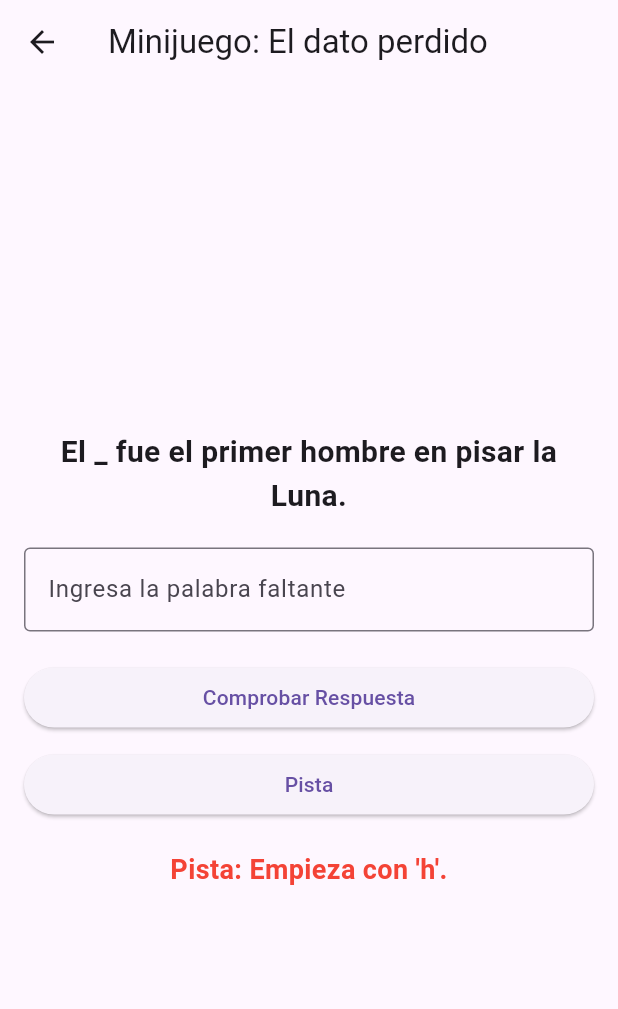
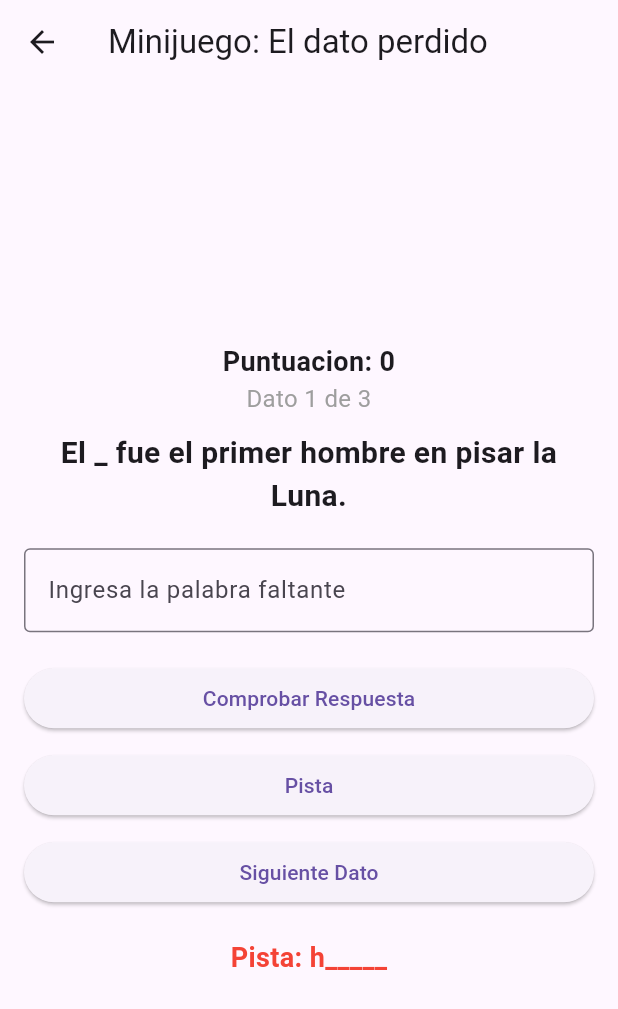
Before and after one commit to mgomval2/aplicacion, a Flutter app: the PantallaMinijuego screen opened directly, after a tap on "Comprobar Respuesta", after a tap on "Pista", on a phone screen of 412 x 824 dp. Shown: the top 1009 px of the screen. Run offline on Flutter 3.47's test engine with Material 3 defaults, Android fonts, the phone set to English and light mode, and no system bars.

Commit message:
Incluido json de datos incompleta la implenetacion

```diff
--- /dev/null
+++ b/assets/datos_curiosos.json
@@ -0,0 +1,32 @@
+[
+  {"dato": "El _ contiene cerca del 97% del agua de la Tierra.", "respuesta": "océano"},
+  {"dato": "Las _ pueden reconocer rostros humanos.", "respuesta": "abejas"},
+  {"dato": "El _ crece unos 4 milímetros al año debido al movimiento de las placas tectónicas.", "respuesta": "Monte Everest"},
+  {"dato": "Júpiter es el planeta más grande del _ solar.", "respuesta": "sistema"},
+  {"dato": "Leonardo da Vinci fue el autor de 'La última _'.", "respuesta": "cena"},
+  {"dato": "Tokio es la _ de Japón.", "respuesta": "capital"},
+  {"dato": "El _ es el animal terrestre más rápido.", "respuesta": "guepardo"},
+  {"dato": "La _ es conocida como la 'Dama de Hierro'.", "respuesta": "Torre Eiffel"},
+  {"dato": "Sudáfrica es el _ con más idiomas oficiales.", "respuesta": "país"},
+  {"dato": "La _ es el órgano más grande del cuerpo humano.", "respuesta": "piel"},
+  {"dato": "El _ es el metal más ligero del mundo.", "respuesta": "litio"},
+  {"dato": "La _ es la única letra que no aparece en los nombres de los estados de EE.UU.", "respuesta": "q"},
+  {"dato": "Einstein es conocido como el _ de la física moderna.", "respuesta": "padre"},
+  {"dato": "El _ es el idioma más hablado en el mundo.", "respuesta": "chino"},
+  {"dato": "El _ fue el primer satélite enviado al espacio.", "respuesta": "Sputnik"},
+  {"dato": "China tiene la _ muralla más grande del mundo.", "respuesta": "Gran"},
+  {"dato": "El _ es el continente más frío de la Tierra.", "respuesta": "Antártico"},
+  {"dato": "El _ es el inventor de la bombilla eléctrica.", "respuesta": "Edison"},
+  {"dato": "La _ es la capital de Francia.", "respuesta": "París"},
+  {"dato": "La Gran Barrera de Coral está en _.", "respuesta": "Australia"},
+  {"dato": "La _ es la estrella más cercana a la Tierra.", "respuesta": "Sol"},
+  {"dato": "El _ es el río más largo del mundo.", "respuesta": "Nilo"},
+  {"dato": "La _ es el ave que no puede volar y vive en la Antártida.", "respuesta": "pingüino"},
+  {"dato": "La primera _ fue fundada en 1776 en los Estados Unidos.", "respuesta": "universidad"},
+  {"dato": "La luz tarda 8 minutos en llegar del _ a la Tierra.", "respuesta": "Sol"},
+  {"dato": "El _ fue el primer hombre en pisar la Luna.", "respuesta": "Neil Armstrong"},
+  {"dato": "La _ es el nombre del satélite natural de la Tierra.", "respuesta": "Luna"},
+  {"dato": "El cuerpo humano tiene 206 _.", "respuesta": "huesos"},
+  {"dato": "El _ es el deporte más popular del mundo.", "respuesta": "fútbol"},
+  {"dato": "La _ es el lugar más profundo del océano.", "respuesta": "Fosa de las Marianas"}
+]
--- a/lib/screens/minijuego.dart
+++ b/lib/screens/minijuego.dart
@@ -9,14 +9,22 @@ class PantallaMinijuego extends StatefulWidget {
 
 class _PantallaMinijuegoState extends State<PantallaMinijuego> {
   final TextEditingController _controller = TextEditingController();
-  final String _datoCurioso = "El _ fue el primer hombre en pisar la Luna.";
-  final String _respuestaCorrecta = "hombre";
 
+  final List<Map<String, String>> _datosCuriosos = [
+    {"dato": "El _ fue el primer hombre en pisar la Luna.", "respuesta": "hombre"},
+    {"dato": "La capital de Francia es _.", "respuesta": "paris"},
+    {"dato": "El Sol es una _ gigante.", "respuesta": "estrella"},
+  ];
+
+  int _indiceActual = 0;
+  int _puntuacion = 0;
   String _retroalimentacion = "";
 
   void _verificarRespuesta() {
-    if (_controller.text.toLowerCase() == _respuestaCorrecta.toLowerCase()) {
+    String respuestaCorrecta = _datosCuriosos[_indiceActual]['respuesta']!;
+    if (_controller.text.toLowerCase() == respuestaCorrecta.toLowerCase()) {
       setState(() {
+        _puntuacion++;
         _retroalimentacion = "¡Correcto! 🎉";
       });
     } else {
@@ -27,8 +35,23 @@ class _PantallaMinijuegoState extends State<PantallaMinijuego> {
   }
 
   void _mostrarPista() {
+    String respuesta = _datosCuriosos[_indiceActual]['respuesta']!;
     setState(() {
-      _retroalimentacion = "Pista: Empieza con 'h'.";
+      _retroalimentacion = "Pista: ${respuesta[0]}${'_' * (respuesta.length - 1)}";
+    });
+  }
+
+  void _cambiarDato() {
+    if (_indiceActual + 1 == _datosCuriosos.length) {
+      setState(() {
+        _retroalimentacion = "¡Juego terminado! 🎉 Puntuación: $_puntuacion";
+      });
+      return;
+    }
+    setState(() {
+      _indiceActual++;
+      _retroalimentacion = "";
+      _controller.clear();
     });
   }
 
@@ -45,7 +68,18 @@ class _PantallaMinijuegoState extends State<PantallaMinijuego> {
           crossAxisAlignment: CrossAxisAlignment.stretch,
           children: [
             Text(
-              _datoCurioso,
+              "Puntuacion: $_puntuacion",
+              style: const TextStyle(fontSize: 18, fontWeight: FontWeight.bold),
+              textAlign: TextAlign.center,
+            ),
+            Text(
+              "Dato ${_indiceActual + 1} de ${_datosCuriosos.length}",
+              style: const TextStyle(fontSize: 16, color: Colors.grey),
+              textAlign: TextAlign.center,
+            ),
+            const SizedBox(height: 10),
+            Text(
+              _datosCuriosos[_indiceActual]['dato']!,
               style: const TextStyle(fontSize: 20, fontWeight: FontWeight.bold),
               textAlign: TextAlign.center,
             ),
@@ -67,15 +101,18 @@ class _PantallaMinijuegoState extends State<PantallaMinijuego> {
               onPressed: _mostrarPista,
               child: const Text('Pista'),
             ),
+            const SizedBox(height: 10),
+            ElevatedButton(
+              onPressed: _cambiarDato,
+              child: const Text('Siguiente Dato'),
+            ),
             const SizedBox(height: 20),
             Text(
               _retroalimentacion,
               style: TextStyle(
                 fontSize: 18,
                 fontWeight: FontWeight.bold,
-                color: _retroalimentacion == "¡Correcto! 🎉"
-                    ? Colors.green
-                    : Colors.red,
+                color: _retroalimentacion.contains("Correcto") ? Colors.green : Colors.red,
               ),
               textAlign: TextAlign.center,
             ),
```
